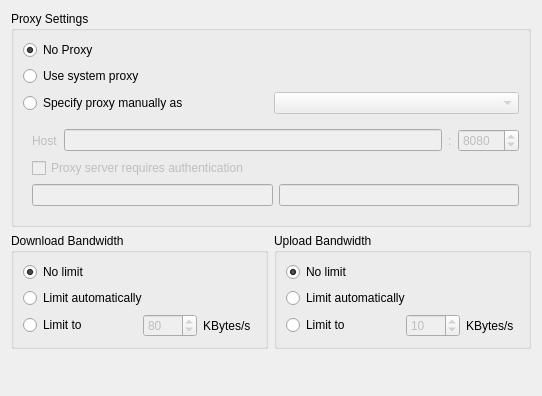
Above: src/gui/networksettings.ui from reberthkss/ResultCloud before the change. Below: the same form after it.
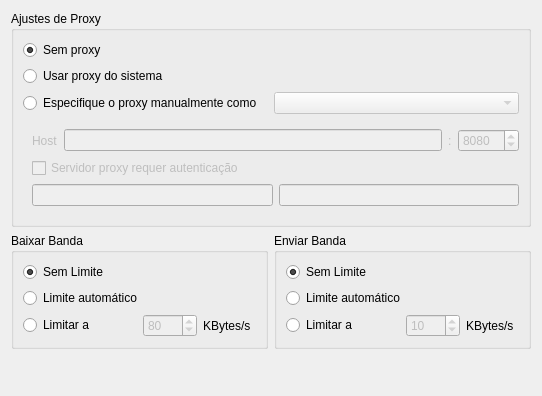
That is the form after the change.

```diff
--- a/src/gui/networksettings.ui
+++ b/src/gui/networksettings.ui
@@ -20,13 +20,13 @@
       <bool>true</bool>
      </property>
      <property name="title">
-      <string>Proxy Settings</string>
+      <string>Ajustes de Proxy</string>
      </property>
      <layout class="QGridLayout" name="gridLayout">
       <item row="0" column="0">
        <widget class="QRadioButton" name="noProxyRadioButton">
         <property name="text">
-         <string>No Proxy</string>
+         <string>Sem proxy</string>
         </property>
         <property name="checked">
          <bool>true</bool>
@@ -39,7 +39,7 @@
       <item row="1" column="0">
        <widget class="QRadioButton" name="systemProxyRadioButton">
         <property name="text">
-         <string>Use system proxy</string>
+         <string>Usar proxy do sistema</string>
         </property>
         <attribute name="buttonGroup">
          <string notr="true">proxyButtonGroup</string>
@@ -49,7 +49,7 @@
       <item row="2" column="0">
        <widget class="QRadioButton" name="manualProxyRadioButton">
         <property name="text">
-         <string>Specify proxy manually as</string>
+         <string>Especifique o proxy manualmente como</string>
         </property>
         <attribute name="buttonGroup">
          <string notr="true">proxyButtonGroup</string>
@@ -128,7 +128,7 @@
             <bool>false</bool>
            </property>
            <property name="text">
-            <string>Proxy server requires authentication</string>
+            <string>Servidor proxy requer autenticação</string>
            </property>
           </widget>
          </item>
@@ -187,20 +187,20 @@
         </sizepolicy>
        </property>
        <property name="title">
-        <string>Download Bandwidth</string>
+        <string>Baixar Banda</string>
        </property>
        <layout class="QGridLayout" name="gridLayout_2">
         <item row="3" column="0">
          <widget class="QRadioButton" name="downloadLimitRadioButton">
           <property name="text">
-           <string>Limit to</string>
+           <string>Limitar a</string>
           </property>
          </widget>
         </item>
         <item row="0" column="0" colspan="2">
          <widget class="QRadioButton" name="noDownloadLimitRadioButton">
           <property name="text">
-           <string>No limit</string>
+           <string>Sem Limite</string>
           </property>
           <property name="checked">
            <bool>true</bool>
@@ -250,7 +250,7 @@
            <string>Limit to 3/4 of estimated bandwidth</string>
           </property>
           <property name="text">
-           <string>Limit automatically</string>
+           <string>Limite automático</string>
           </property>
          </widget>
         </item>
@@ -266,13 +266,13 @@
         </sizepolicy>
        </property>
        <property name="title">
-        <string>Upload Bandwidth</string>
+        <string>Enviar Banda</string>
        </property>
        <layout class="QGridLayout" name="gridLayout_4">
         <item row="2" column="0">
          <widget class="QRadioButton" name="uploadLimitRadioButton">
           <property name="text">
-           <string>Limit to</string>
+           <string>Limitar a</string>
           </property>
          </widget>
         </item>
@@ -282,14 +282,14 @@
            <string>Limit to 3/4 of estimated bandwidth</string>
           </property>
           <property name="text">
-           <string>Limit automatically</string>
+           <string>Limite automático</string>
           </property>
          </widget>
         </item>
         <item row="0" column="0" colspan="2">
          <widget class="QRadioButton" name="noUploadLimitRadioButton">
           <property name="text">
-           <string>No limit</string>
+           <string>Sem Limite</string>
           </property>
           <property name="checked">
            <bool>true</bool>
```
Left out of the diff: 4 changed lines with no effect on the pictures.
